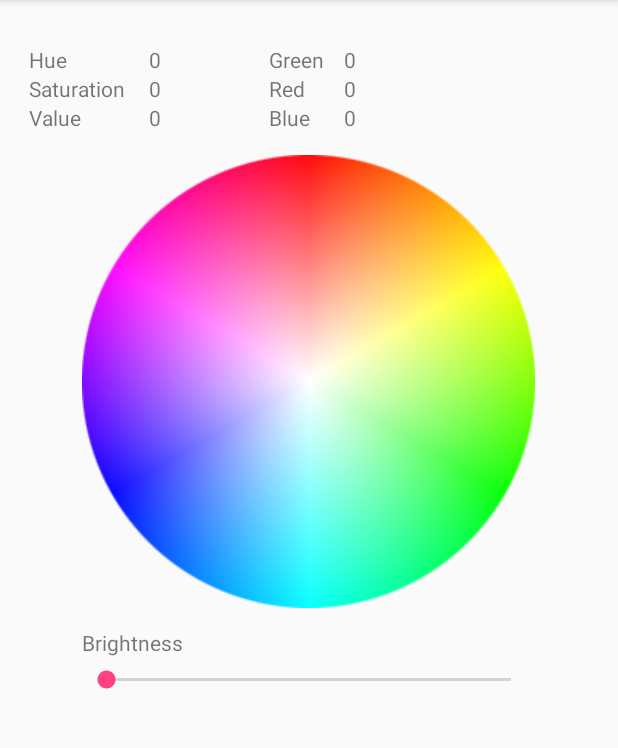
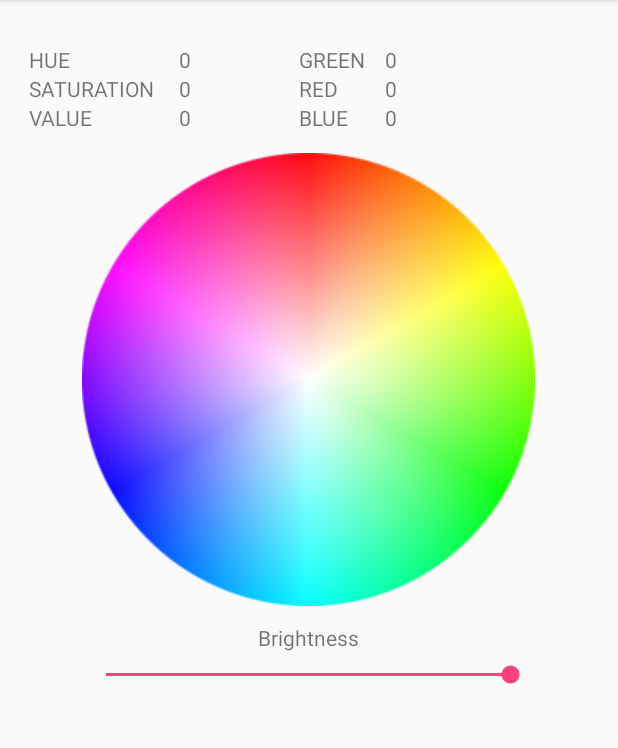
Before and after one commit to qbabor4/cloudControl, an Android app: the screen it shows after launch (MainActivity), on a phone screen of 412 x 824 dp, the part 84-832 px from its top. Run offline under Robolectric (Android 15) with nearby library versions, the phone set to English and light mode, and no system bars.

Commit message:
string and integer resources

```diff
--- a/app/src/main/res/layout/activity_main.xml
+++ b/app/src/main/res/layout/activity_main.xml
@@ -16,7 +16,7 @@
             android:layout_marginLeft="19dp"
             android:layout_marginStart="19dp"
             android:layout_marginTop="30dp"
-            android:text="Hue" />
+            android:text="@string/Hue" />
 
         <TextView
             android:id="@+id/textView4"
@@ -25,7 +25,7 @@
             android:layout_alignLeft="@+id/textView3"
             android:layout_alignStart="@+id/textView3"
             android:layout_below="@+id/textView3"
-            android:text="Saturation" />
+            android:text="@string/Saturation" />
 
         <TextView
             android:id="@+id/textView5"
@@ -34,7 +34,7 @@
             android:layout_alignLeft="@+id/textView4"
             android:layout_alignStart="@+id/textView4"
             android:layout_below="@+id/textView4"
-            android:text="Value" />
+            android:text="@string/Value" />
 
         <TextView
             android:id="@+id/textView6"
@@ -45,7 +45,7 @@
             android:layout_marginStart="16dp"
             android:layout_toEndOf="@+id/textView4"
             android:layout_toRightOf="@+id/textView4"
-            android:text="0" />
+            android:text="@string/hsvStarterValues" />
 
         <TextView
             android:id="@+id/textView7"
@@ -55,7 +55,7 @@
             android:layout_alignBottom="@+id/textView4"
             android:layout_alignLeft="@+id/textView6"
             android:layout_alignStart="@+id/textView6"
-            android:text="0" />
+            android:text="@string/hsvStarterValues" />
 
         <TextView
             android:id="@+id/textView8"
@@ -65,22 +65,22 @@
             android:layout_alignBottom="@+id/textView5"
             android:layout_alignLeft="@+id/textView7"
             android:layout_alignStart="@+id/textView7"
-            android:text="0" />
+            android:text="@string/hsvStarterValues" />
 
     <ImageView
             android:id="@+id/hsvCircleImage"
             android:layout_width="wrap_content"
             android:layout_height="wrap_content"
-            android:layout_below="@+id/textView5"
-            android:layout_marginTop="15dp"
+        android:layout_marginTop="14dp"
             app:srcCompat="@drawable/hsv_circle_fit"
-            android:layout_centerHorizontal="true" />
+        android:layout_below="@+id/textView5"
+        android:layout_centerHorizontal="true" />
 
     <TextView
         android:id="@+id/textView"
         android:layout_width="wrap_content"
         android:layout_height="wrap_content"
-        android:text="Red"
+        android:text="@string/Red"
         android:layout_below="@+id/textView2"
         android:layout_alignLeft="@+id/textView2"
         android:layout_alignStart="@+id/textView2" />
@@ -89,19 +89,19 @@
         android:id="@+id/textView2"
         android:layout_width="wrap_content"
         android:layout_height="wrap_content"
-        android:text="Green"
-        android:layout_alignBaseline="@+id/textView6"
+        android:text="@string/Green"
         android:layout_alignBottom="@+id/textView6"
         android:layout_toRightOf="@+id/textView6"
         android:layout_toEndOf="@+id/textView6"
         android:layout_marginLeft="72dp"
-        android:layout_marginStart="72dp" />
+        android:layout_marginStart="72dp"
+        android:layout_alignTop="@+id/textView6" />
 
     <TextView
         android:id="@+id/textView9"
         android:layout_width="wrap_content"
         android:layout_height="wrap_content"
-        android:text="Blue"
+        android:text="@string/Blue"
         android:layout_below="@+id/textView"
         android:layout_alignLeft="@+id/textView"
         android:layout_alignStart="@+id/textView" />
@@ -115,7 +115,7 @@
         android:layout_marginStart="13dp"
         android:layout_toEndOf="@+id/textView2"
         android:layout_toRightOf="@+id/textView2"
-        android:text="0" />
+        android:text="@string/rgbStarterValues" />
 
     <TextView
         android:id="@+id/textView14"
@@ -124,7 +124,7 @@
         android:layout_above="@+id/textView9"
         android:layout_alignLeft="@+id/textView13"
         android:layout_alignStart="@+id/textView13"
-        android:text="0" />
+        android:text="@string/rgbStarterValues" />
 
     <TextView
         android:id="@+id/textView15"
@@ -133,28 +133,29 @@
         android:layout_alignLeft="@+id/textView14"
         android:layout_alignStart="@+id/textView14"
         android:layout_below="@+id/textView14"
-        android:text="0" />
+        android:text="@string/rgbStarterValues" />
 
     <TextView
         android:id="@+id/textView16"
         android:layout_width="wrap_content"
         android:layout_height="wrap_content"
-        android:layout_alignLeft="@+id/hsvCircleImage"
-        android:layout_alignStart="@+id/hsvCircleImage"
+        android:layout_marginTop="11dp"
+        android:text="@string/Brightness"
         android:layout_below="@+id/hsvCircleImage"
-        android:layout_marginTop="13dp"
-        android:text="Brightness" />
+        android:layout_centerHorizontal="true" />
 
     <SeekBar
         android:id="@+id/seekBar2"
         android:layout_width="wrap_content"
         android:layout_height="30dp"
         android:layout_alignEnd="@+id/hsvCircleImage"
-        android:layout_alignLeft="@+id/textView16"
+        android:layout_alignLeft="@+id/hsvCircleImage"
         android:layout_alignRight="@+id/hsvCircleImage"
-        android:layout_alignStart="@+id/textView16"
+        android:layout_alignStart="@+id/hsvCircleImage"
         android:layout_below="@+id/textView16"
-        android:max="@integer/maxSliderValue" />
+        android:max="@integer/maxSliderValue"
+        android:progress="@integer/sliderProgress"
+        android:visibility="visible" />
 
 
 </RelativeLayout>
--- a/app/src/main/res/values/integers.xml
+++ b/app/src/main/res/values/integers.xml
@@ -1,4 +1,5 @@
 <?xml version="1.0" encoding="utf-8"?>
 <resources>
     <integer name="maxSliderValue">100</integer>
+    <integer name="sliderProgress">100</integer>
 </resources>
--- a/app/src/main/res/values/strings.xml
+++ b/app/src/main/res/values/strings.xml
@@ -1,3 +1,12 @@
 <resources>
     <string name="app_name">cloudControl</string>
+    <string name="Hue">HUE</string>
+    <string name="Saturation">SATURATION</string>
+    <string name="Value">VALUE</string>
+    <string name="Brightness">Brightness</string>
+    <string name="hsvStarterValues">0</string>
+    <string name="Red">RED</string>
+    <string name="Green">GREEN</string>
+    <string name="Blue">BLUE</string>
+    <string name="rgbStarterValues">0</string>
 </resources>
```
